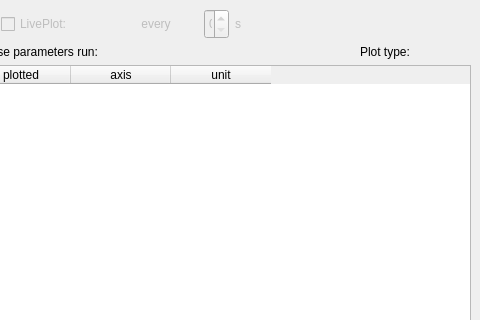
This is ui/main.ui in pyplotter/pyplotter as Qt 5 draws it before an edit; both pictures show x 544 to 1024 and y 0 to 320 of the 1024 by 766 pixel window. The edited form follows.
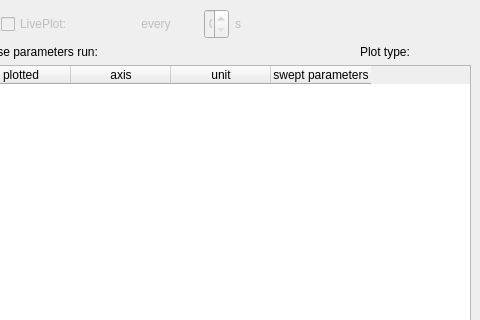
This is the edited form.

Commit message: Add swept parameters info in the parameters table

The edit to the form file:
```diff
--- a/ui/main.ui
+++ b/ui/main.ui
@@ -356,6 +356,11 @@
                   <string>unit</string>
                  </property>
                 </column>
+                <column>
+                 <property name="text">
+                  <string>swept parameters</string>
+                 </property>
+                </column>
                </widget>
               </item>
              </layout>
```
The commit also changes 3 other files.
